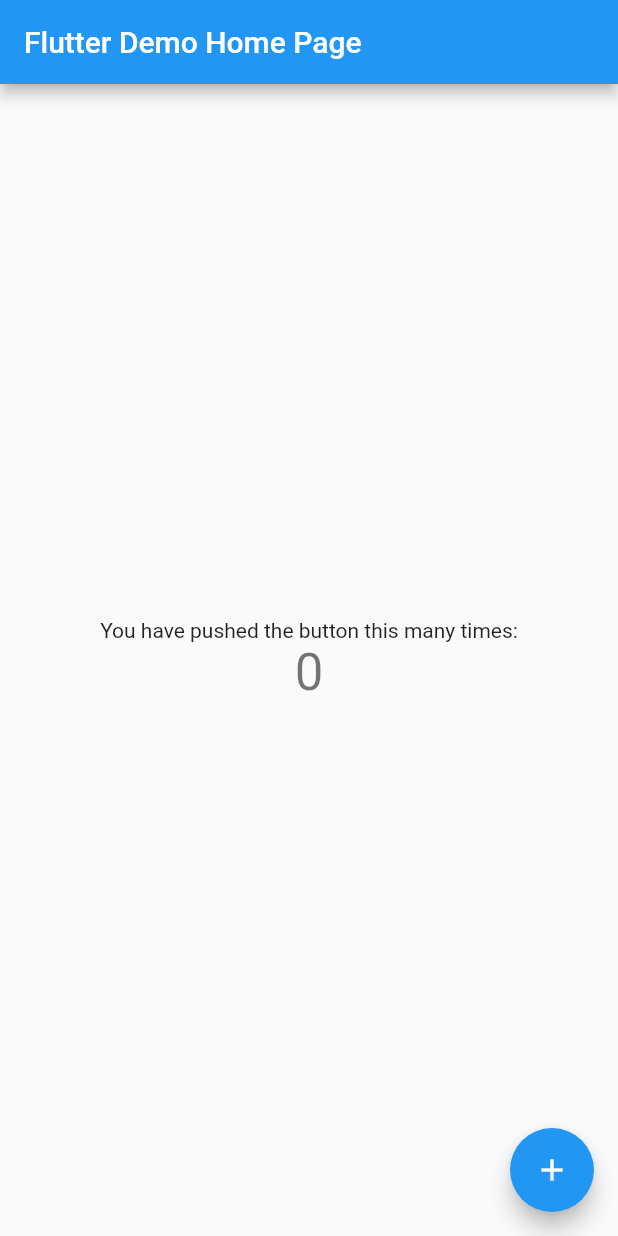
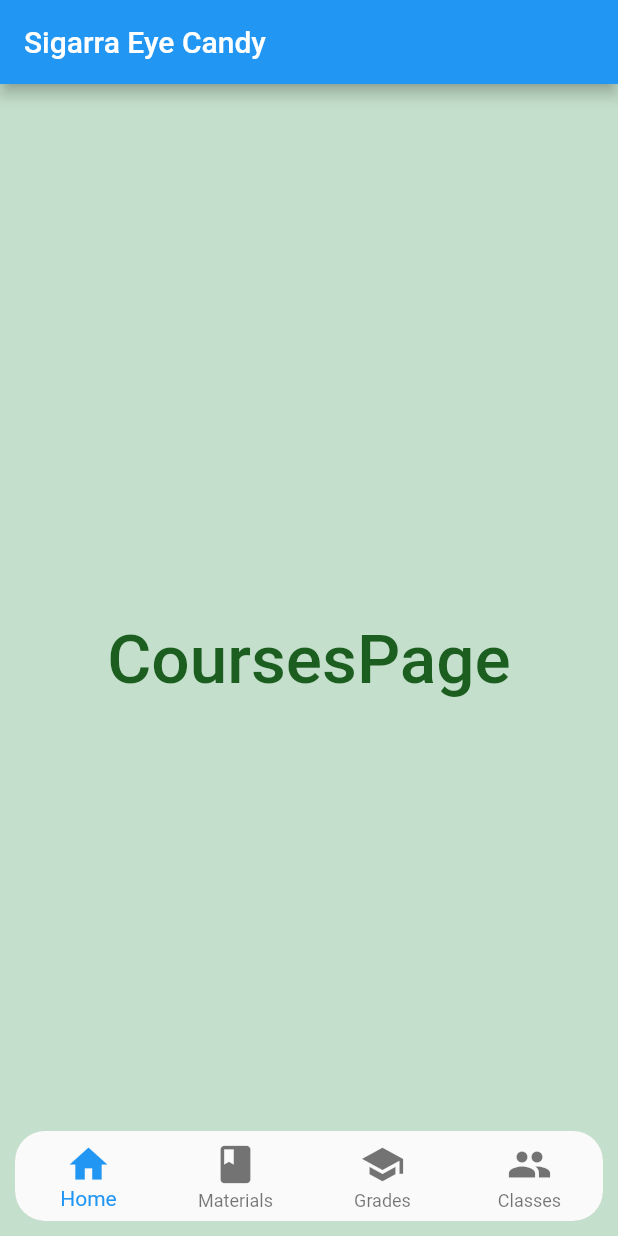
Before and after one commit to NanD0245/feup-esof, a Flutter app: the screen it shows after launch, on a phone screen of 412 x 824 dp. Run offline on Flutter 3.47's test engine with Material 2 defaults, Android fonts, the phone set to English and light mode, and no system bars; our stand-ins replace floating_bottom_navigation_bar.

Commit message:
Implement bottom navigation bar

```diff
--- a/sigarra_eye_candy/lib/main.dart
+++ b/sigarra_eye_candy/lib/main.dart
@@ -1,113 +1,70 @@
 import 'package:flutter/material.dart';
+import 'package:floating_bottom_navigation_bar/floating_bottom_navigation_bar.dart';
+import 'package:sigarra_eye_candy/view/pages/classes.dart';
+import 'package:sigarra_eye_candy/view/pages/courses.dart';
+import 'package:sigarra_eye_candy/view/pages/grades.dart';
+import 'package:sigarra_eye_candy/view/pages/materials.dart';
 
 void main() {
   runApp(MyApp());
 }
 
 class MyApp extends StatelessWidget {
-  // This widget is the root of your application.
+  const MyApp({Key key}) : super(key: key);
+
   @override
   Widget build(BuildContext context) {
-    return MaterialApp(
-      title: 'Flutter Demo',
-      theme: ThemeData(
-        // This is the theme of your application.
-        //
-        // Try running your application with "flutter run". You'll see the
-        // application has a blue toolbar. Then, without quitting the app, try
-        // changing the primarySwatch below to Colors.green and then invoke
-        // "hot reload" (press "r" in the console where you ran "flutter run",
-        // or simply save your changes to "hot reload" in a Flutter IDE).
-        // Notice that the counter didn't reset back to zero; the application
-        // is not restarted.
-        primarySwatch: Colors.blue,
-      ),
-      home: MyHomePage(title: 'Flutter Demo Home Page'),
-    );
+    return const MaterialApp(title: 'Sigarra Eye Candy', home: HomePage());
   }
 }
 
-class MyHomePage extends StatefulWidget {
-  MyHomePage({Key key, this.title}) : super(key: key);
-
-  // This widget is the home page of your application. It is stateful, meaning
-  // that it has a State object (defined below) that contains fields that affect
-  // how it looks.
-
-  // This class is the configuration for the state. It holds the values (in this
-  // case the title) provided by the parent (in this case the App widget) and
-  // used by the build method of the State. Fields in a Widget subclass are
-  // always marked "final".
-
-  final String title;
+class HomePage extends StatefulWidget {
+  const HomePage({Key key}) : super(key: key);
 
   @override
-  _MyHomePageState createState() => _MyHomePageState();
+  _HomePageState createState() => _HomePageState();
 }
 
-class _MyHomePageState extends State<MyHomePage> {
-  int _counter = 0;
-
-  void _incrementCounter() {
-    setState(() {
-      // This call to setState tells the Flutter framework that something has
-      // changed in this State, which causes it to rerun the build method below
-      // so that the display can reflect the updated values. If we changed
-      // _counter without calling setState(), then the build method would not be
-      // called again, and so nothing would appear to happen.
-      _counter++;
-    });
-  }
+class _HomePageState extends State<HomePage> {
+  int _pageIndex = 0;
+  final pages = [
+    const CoursesPage(),
+    const MaterialsPage(),
+    const GradesPage(),
+    const ClassesPage()
+  ];
 
   @override
   Widget build(BuildContext context) {
-    // This method is rerun every time setState is called, for instance as done
-    // by the _incrementCounter method above.
-    //
-    // The Flutter framework has been optimized to make rerunning build methods
-    // fast, so that you can just rebuild anything that needs updating rather
-    // than having to individually change instances of widgets.
     return Scaffold(
+      body: pages[_pageIndex],
       appBar: AppBar(
-        // Here we take the value from the MyHomePage object that was created by
-        // the App.build method, and use it to set our appbar title.
-        title: Text(widget.title),
+        title: Text('Sigarra Eye Candy'),
       ),
-      body: Center(
-        // Center is a layout widget. It takes a single child and positions it
-        // in the middle of the parent.
-        child: Column(
-          // Column is also a layout widget. It takes a list of children and
-          // arranges them vertically. By default, it sizes itself to fit its
-          // children horizontally, and tries to be as tall as its parent.
-          //
-          // Invoke "debug painting" (press "p" in the console, choose the
-          // "Toggle Debug Paint" action from the Flutter Inspector in Android
-          // Studio, or the "Toggle Debug Paint" command in Visual Studio Code)
-          // to see the wireframe for each widget.
-          //
-          // Column has various properties to control how it sizes itself and
-          // how it positions its children. Here we use mainAxisAlignment to
-          // center the children vertically; the main axis here is the vertical
-          // axis because Columns are vertical (the cross axis would be
-          // horizontal).
-          mainAxisAlignment: MainAxisAlignment.center,
-          children: <Widget>[
-            Text(
-              'You have pushed the button this many times:',
-            ),
-            Text(
-              '$_counter',
-              style: Theme.of(context).textTheme.headline4,
-            ),
-          ],
-        ),
-      ),
-      floatingActionButton: FloatingActionButton(
-        onPressed: _incrementCounter,
-        tooltip: 'Increment',
-        child: Icon(Icons.add),
-      ), // This trailing comma makes auto-formatting nicer for build methods.
+      extendBody: true,
+      bottomNavigationBar: bottomNavigationBar(),
     );
   }
+
+  Widget bottomNavigationBar() {
+    return Container(
+        margin: EdgeInsets.all(10),
+        child: ClipRRect(
+            borderRadius: BorderRadius.all(Radius.circular(20)),
+            child: BottomNavigationBar(
+              onTap: (value) => {setState(() => _pageIndex = value)},
+              iconSize: 30,
+              type: BottomNavigationBarType.fixed,
+              currentIndex: _pageIndex,
+              items: [
+                BottomNavigationBarItem(icon: Icon(Icons.home), label: "Home"),
+                BottomNavigationBarItem(
+                    icon: Icon(Icons.book), label: "Materials"),
+                BottomNavigationBarItem(
+                    icon: Icon(Icons.school), label: "Grades"),
+                BottomNavigationBarItem(
+                    icon: Icon(Icons.people), label: "Classes")
+              ],
+            )));
+  }
 }
--- /dev/null
+++ b/sigarra_eye_candy/lib/view/pages/courses.dart
@@ -0,0 +1,22 @@
+import 'package:flutter/material.dart';
+
+class CoursesPage extends StatelessWidget {
+  const CoursesPage({Key key}) : super(key: key);
+
+  @override
+  Widget build(BuildContext context) {
+    return Container(
+      color: const Color(0xffC4DFCB),
+      child: Center(
+        child: Text(
+          "CoursesPage",
+          style: TextStyle(
+            color: Colors.green[900],
+            fontSize: 45,
+            fontWeight: FontWeight.w500,
+          ),
+        ),
+      ),
+    );
+  }
+}
--- a/sigarra_eye_candy/pubspec.yaml
+++ b/sigarra_eye_candy/pubspec.yaml
@@ -23,6 +23,7 @@ environment:
 dependencies:
   flutter:
     sdk: flutter
+  floating_bottom_navigation_bar: ^1.5.2
 
 
   # The following adds the Cupertino Icons font to your application.
```
Also changed, not shown: sigarra_eye_candy/lib/view/pages/classes.dart (added, +22 -0 lines), sigarra_eye_candy/lib/view/pages/grades.dart (added, +22 -0 lines), sigarra_eye_candy/lib/view/pages/materials.dart (added, +22 -0 lines), sigarra_eye_candy/lib/view/theme.dart (added), 3 other files.
